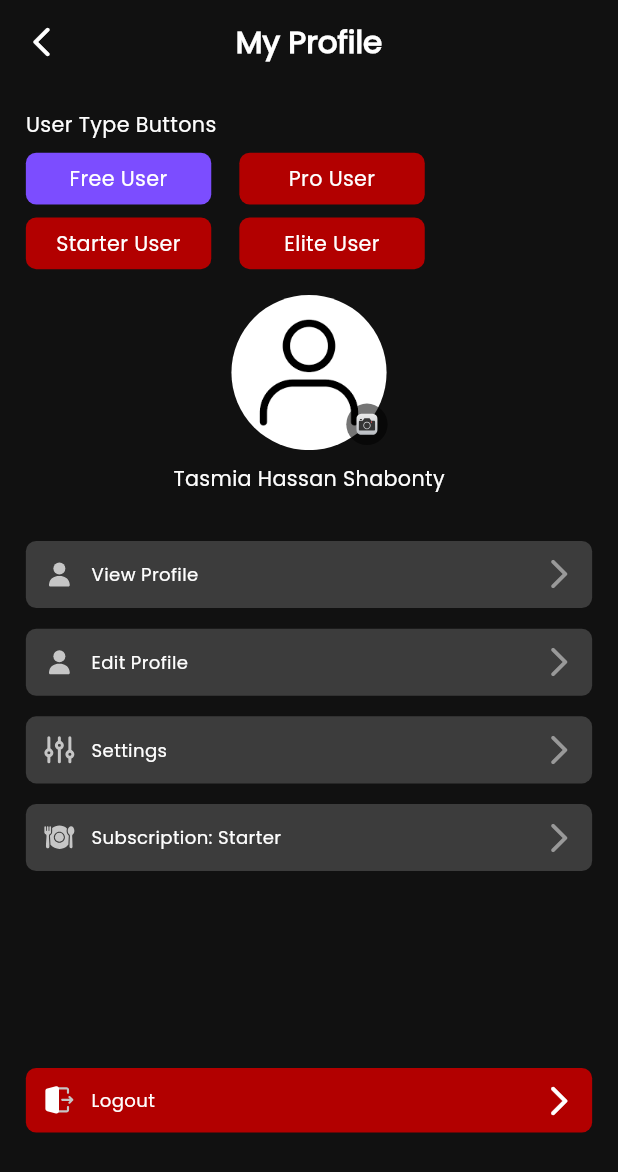
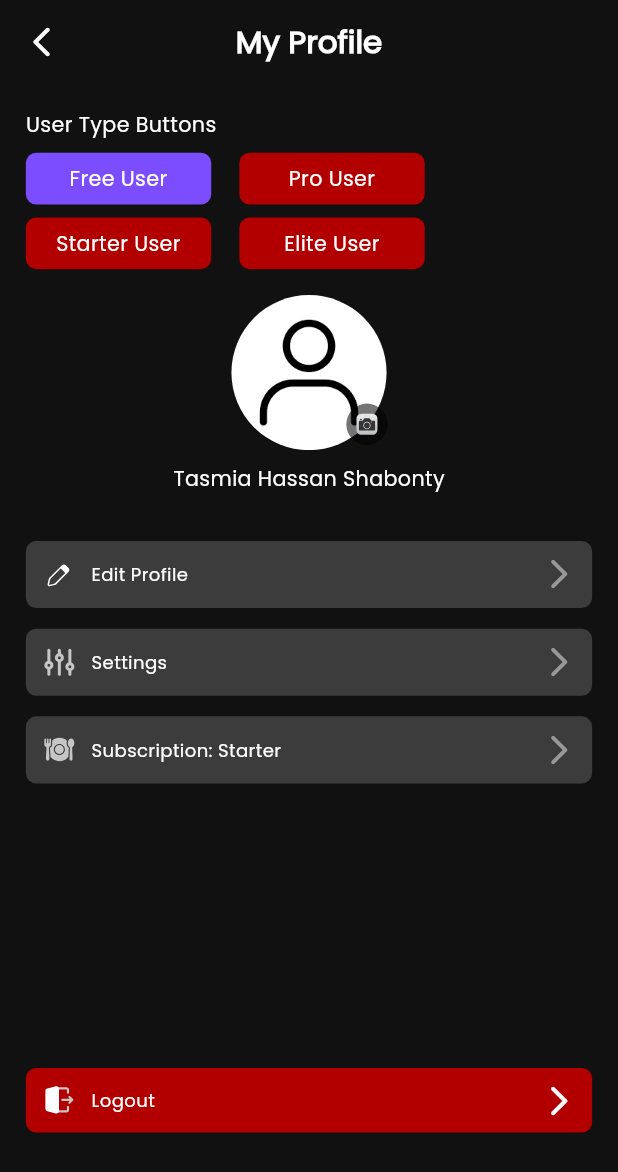
Before and after one commit to ImtiazChowdhuryWork/BloodFit_STA, a Flutter app: the MyProfileScreen screen opened by its route, after a tap on "Free User", on a phone screen of 412 x 824 dp. Shown: the top 1172 px of the screen. Run offline on Flutter 3.47's test engine with Material 3 defaults, Android fonts, the phone set to English and light mode, and no system bars; our stand-ins replace auto_animated, flutter_screenutil, flutter_svg, get, get_it, get_storage and 3 more; missing offline and left inert: dotlottie_loader; accounts and stored records are empty.

Commit message:
made sum changes at the profile screen

```diff
--- a/lib/constants/appList.dart
+++ b/lib/constants/appList.dart
@@ -33,12 +33,7 @@ class AppList {
 
   static List<ProfileTileModel> freeUserProfileTileList = [
     ProfileTileModel(
-      imagePath: Assets.icons.personIcon,
-      title: "View Profile",
-      route: Routes.viewProfileInfoScreen,
-    ),
-    ProfileTileModel(
-      imagePath: Assets.icons.personIcon,
+      imagePath: Assets.icons.penIcon,
       title: "Edit Profile",
       route: Routes.editProfileScreen,
     ),
--- a/lib/custom_widgets/custom_card.dart
+++ b/lib/custom_widgets/custom_card.dart
@@ -18,7 +18,7 @@ class CustomCard extends StatelessWidget {
       // height: height ?? 114.h,
       padding: EdgeInsets.all(16.sp),
       decoration: BoxDecoration(
-        color: AppColors.cFFFFFF,
+        color: AppColors.c363636,
         boxShadow: [
           BoxShadow(
             color: AppColors.c000000.withOpacity(0.1),
--- a/lib/gen/assets.gen.dart
+++ b/lib/gen/assets.gen.dart
@@ -54,6 +54,9 @@ class $AssetsIconsGen {
   /// File path: assets/icons/meal_icon.svg
   String get mealIcon => 'assets/icons/meal_icon.svg';
 
+  /// File path: assets/icons/pen_icon.svg
+  String get penIcon => 'assets/icons/pen_icon.svg';
+
   /// File path: assets/icons/person_icon.svg
   String get personIcon => 'assets/icons/person_icon.svg';
 
@@ -74,6 +77,7 @@ class $AssetsIconsGen {
     googleIcon,
     logoutIcon,
     mealIcon,
+    penIcon,
     personIcon,
     redBellIcon,
     settingsIcon,
--- a/lib/routes/routes.dart
+++ b/lib/routes/routes.dart
@@ -13,7 +13,6 @@ import 'package:bloodfit/features/notification/presentation/notification_screen.
 import 'package:bloodfit/features/onboarding/presentation/onboarding_screen.dart';
 import 'package:bloodfit/features/settings/presentation/settings_screen.dart';
 import 'package:bloodfit/features/subscription/presentation/subscription_screen.dart';
-import 'package:bloodfit/features/view_profile_info/presentation/view_profile_info_screen.dart';
 import 'package:flutter/material.dart'; // 👈 Needed for BuildContext, Widget, FadeTransition
 import 'package:get/get.dart';
 
@@ -185,15 +184,6 @@ class Routes {
       customTransition: _customTransition(),
       transitionDuration: _duration(),
     ),
-
-    ///viewProfileInfoScreen
-    GetPage(
-      name: viewProfileInfoScreen,
-      page: () => ViewProfileInfoScreen(),
-      transition: _transition(),
-      customTransition: _customTransition(),
-      transitionDuration: _duration(),
-    ),
   ];
 }
 
```
Also changed, not shown: lib/features/view_profile_info/presentation/view_profile_info_screen.dart (deleted, +0 -26 lines), assets/icons/pen_icon.svg (added).
